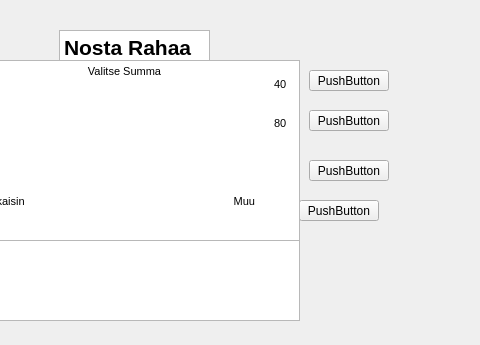
Old version of the form bankautomat/nostarahaa.ui in the repository tvt21kmo-bank-project/group_6; both pictures show x 141 to 621 and y 0 to 345 of the 621 by 439 pixel window.
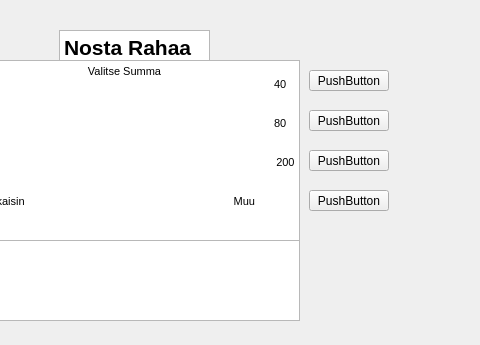
New version of the form.

```diff
--- a/bankautomat/nostarahaa.ui
+++ b/bankautomat/nostarahaa.ui
@@ -94,8 +94,8 @@
   <widget class="QPushButton" name="pushButton_Muu_Summa">
    <property name="geometry">
     <rect>
-     <x>440</x>
-     <y>200</y>
+     <x>450</x>
+     <y>190</y>
      <width>80</width>
      <height>21</height>
     </rect>
@@ -108,7 +108,7 @@
    <property name="geometry">
     <rect>
      <x>450</x>
-     <y>160</y>
+     <y>150</y>
      <width>80</width>
      <height>21</height>
     </rect>
@@ -155,7 +155,7 @@
 &lt;p style=&quot; margin-top:0px; margin-bottom:0px; margin-left:0px; margin-right:0px; -qt-block-indent:0; text-indent:0px;&quot;&gt;60				80&lt;/p&gt;
 &lt;p style=&quot;-qt-paragraph-type:empty; margin-top:0px; margin-bottom:0px; margin-left:0px; margin-right:0px; -qt-block-indent:0; text-indent:0px;&quot;&gt;&lt;br /&gt;&lt;/p&gt;
 &lt;p style=&quot;-qt-paragraph-type:empty; margin-top:0px; margin-bottom:0px; margin-left:0px; margin-right:0px; -qt-block-indent:0; text-indent:0px;&quot;&gt;&lt;br /&gt;&lt;/p&gt;
-&lt;p style=&quot; margin-top:0px; margin-bottom:0px; margin-left:0px; margin-right:0px; -qt-block-indent:0; text-indent:0px;&quot;&gt;100			          &lt;/p&gt;
+&lt;p style=&quot; margin-top:0px; margin-bottom:0px; margin-left:0px; margin-right:0px; -qt-block-indent:0; text-indent:0px;&quot;&gt;100			                           200&lt;/p&gt;
 &lt;p style=&quot;-qt-paragraph-type:empty; margin-top:0px; margin-bottom:0px; margin-left:0px; margin-right:0px; -qt-block-indent:0; text-indent:0px;&quot;&gt;&lt;br /&gt;&lt;/p&gt;
 &lt;p style=&quot;-qt-paragraph-type:empty; margin-top:0px; margin-bottom:0px; margin-left:0px; margin-right:0px; -qt-block-indent:0; text-indent:0px;&quot;&gt;&lt;br /&gt;&lt;/p&gt;
 &lt;p style=&quot; margin-top:0px; margin-bottom:0px; margin-left:0px; margin-right:0px; -qt-block-indent:0; text-indent:0px;&quot;&gt;Palaa Takaisin 			             Muu Summa&lt;/p&gt;&lt;/body&gt;&lt;/html&gt;</string>
```
Left out of the diff: 2 changed lines with no effect on the pictures.
